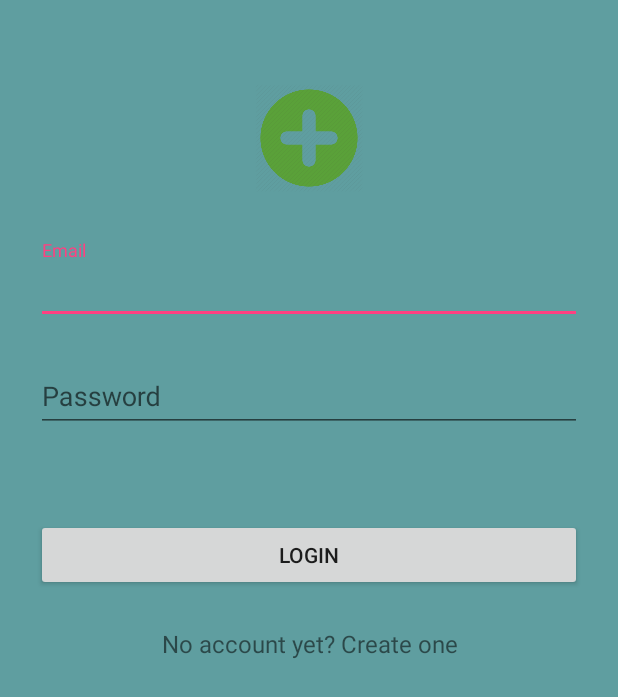
After one commit to NSU-SU19CSE299S01/SU19CSE299S01G05NSU, an Android app: the layout activity_login.xml on its own in the app's theme, with its tools: preview values and no code run, on a phone screen of 412 x 824 dp. The commit adds this screen. Shown: the top 697 px of the screen. Run offline under Robolectric (Android 15) with nearby library versions, the phone set to English and light mode, and no system bars.

Commit message:
Solved issue #8 : Layout of login activity

```diff
--- /dev/null
+++ b/ProjectCode/app/src/main/res/layout/activity_login.xml
@@ -0,0 +1,66 @@
+<?xml version="1.0" encoding="utf-8"?>
+<ScrollView xmlns:android="http://schemas.android.com/apk/res/android"
+    android:layout_width="fill_parent"
+    android:layout_height="fill_parent"
+    android:background="@color/cadet_blue"
+    android:fitsSystemWindows="true">
+
+    <LinearLayout
+        android:orientation="vertical"
+        android:layout_width="match_parent"
+        android:layout_height="wrap_content"
+        android:paddingTop="56dp"
+        android:paddingLeft="24dp"
+        android:paddingRight="24dp">
+
+        <ImageView android:src="@drawable/addimage"
+            android:layout_width="wrap_content"
+            android:layout_height="72dp"
+            android:layout_marginBottom="24dp"
+            android:layout_gravity="center_horizontal" />
+
+        <!-- Email Label -->
+        <com.google.android.material.textfield.TextInputLayout
+            android:layout_width="match_parent"
+            android:layout_height="wrap_content"
+            android:layout_marginTop="8dp"
+            android:layout_marginBottom="8dp">
+            <EditText android:id="@+id/input_email"
+                android:layout_width="match_parent"
+                android:layout_height="wrap_content"
+                android:inputType="textEmailAddress"
+                android:hint="Email" />
+        </com.google.android.material.textfield.TextInputLayout>
+
+        <!-- Password Label -->
+        <com.google.android.material.textfield.TextInputLayout
+            android:layout_width="match_parent"
+            android:layout_height="wrap_content"
+            android:layout_marginTop="8dp"
+            android:layout_marginBottom="8dp">
+            <EditText android:id="@+id/input_password"
+                android:layout_width="match_parent"
+                android:layout_height="wrap_content"
+                android:inputType="textPassword"
+                android:hint="Password"/>
+        </com.google.android.material.textfield.TextInputLayout>
+
+        <androidx.appcompat.widget.AppCompatButton
+            android:id="@+id/btn_login"
+            android:layout_width="fill_parent"
+            android:layout_height="wrap_content"
+            android:layout_marginTop="50dp"
+            android:layout_marginBottom="24dp"
+            android:padding="12dp"
+            android:text="Login"/>
+
+        <TextView android:id="@+id/link_signup"
+            android:layout_width="fill_parent"
+            android:layout_height="wrap_content"
+            android:layout_marginBottom="24dp"
+            android:text="No account yet? Create one"
+            android:gravity="center"
+            android:textSize="16dip"/>
+
+    </LinearLayout>
+</ScrollView>
--- a/ProjectCode/app/src/main/res/layout/fragment_service_feed.xml
+++ b/ProjectCode/app/src/main/res/layout/fragment_service_feed.xml
@@ -6,7 +6,7 @@
 
 
 
-    <android.support.v7.widget.RecyclerView
+    <androidx.recyclerview.widget.RecyclerView
         android:layout_width="match_parent"
         android:layout_height="match_parent"
         android:id="@+id/toletList"
```
Also changed, not shown: ProjectCode/app/src/main/java/com/project/jhasan/fragments/serviceFeed.java (+7 -2 lines), ProjectCode/app/src/main/res/drawable/button_shape.xml (added, +28 -0 lines).
